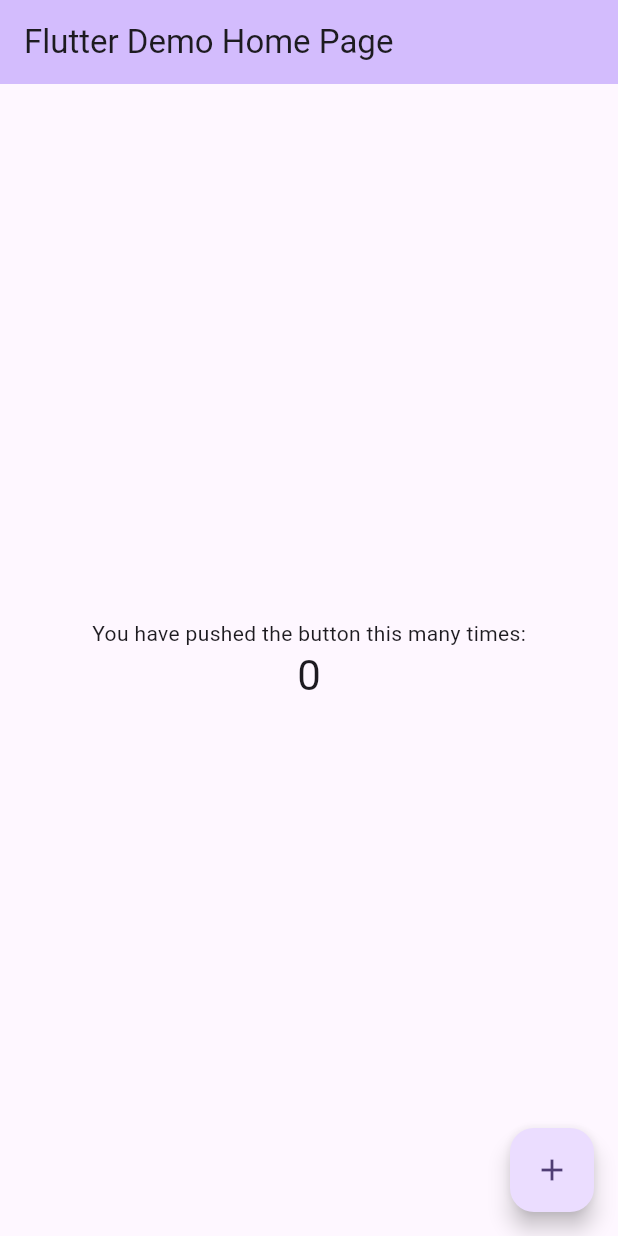
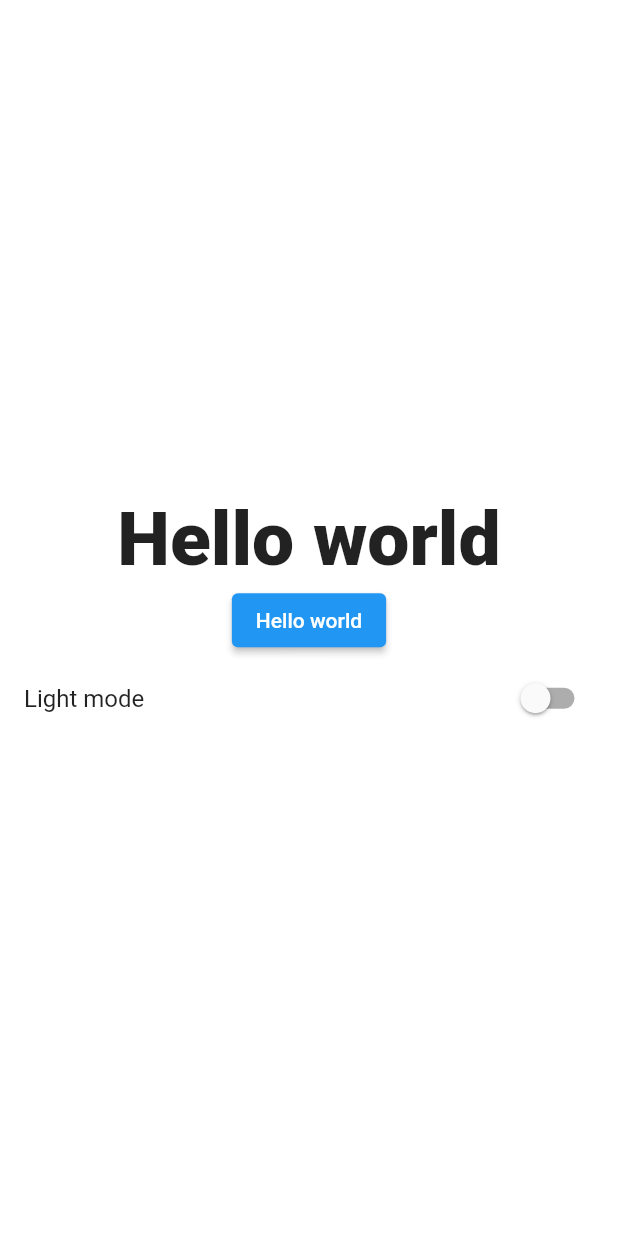
Before and after one commit to baraa1999/shopsmart_users_ar, a Flutter app: the screen it shows after launch, on a phone screen of 412 x 824 dp. Run offline on Flutter 3.47's test engine with Material 2 defaults, Android fonts, the phone set to English and light mode, and no system bars; our stand-ins replace shared_preferences.

Commit message:
Implement the light and dark theme with provider state management

```diff
--- /dev/null
+++ b/lib/consts/app_colors.dart
@@ -0,0 +1,9 @@
+import 'package:flutter/material.dart';
+
+class AppColor {
+  static const Color lightScaffoldcolor = Colors.white;
+  static const Color lightPrimary = Color(0xFF181059);
+  static const Color lightCardColor = Color.fromARGB(106, 250, 250, 250);
+  static const Color darkScaffoldcolor = Color.fromARGB(255, 9, 3, 27);
+  static const Color darkPrimary = Color.fromARGB(255, 94, 75, 236);
+}
--- /dev/null
+++ b/lib/consts/theme_data.dart
@@ -0,0 +1,16 @@
+import 'package:flutter/material.dart';
+import 'package:shopsmart_users_ar/consts/app_colors.dart';
+
+class Styless {
+  static ThemeData themeData(
+      {required bool isDarkthme, required BuildContext context}) {
+    return ThemeData(
+        scaffoldBackgroundColor: isDarkthme
+            ? AppColor.darkScaffoldcolor
+            : AppColor.lightScaffoldcolor,
+        cardColor: isDarkthme
+            ? const Color.fromARGB(255, 13, 6, 37)
+            : AppColor.lightCardColor,
+        brightness: isDarkthme ? Brightness.dark : Brightness.light);
+  }
+}
--- a/lib/main.dart
+++ b/lib/main.dart
@@ -1,4 +1,8 @@
 import 'package:flutter/material.dart';
+import 'package:provider/provider.dart';
+import 'package:shopsmart_users_ar/consts/theme_data.dart';
+import 'package:shopsmart_users_ar/providers/theme_provider.dart';
+import 'package:shopsmart_users_ar/screens/home_screen.dart';
 
 void main() {
   runApp(const MyApp());
@@ -10,116 +14,20 @@ class MyApp extends StatelessWidget {
   // This widget is the root of your application.
   @override
   Widget build(BuildContext context) {
-    return MaterialApp(
-      title: 'Flutter Demo',
-      theme: ThemeData(
-        // This is the theme of your application.
-        //
-        // TRY THIS: Try running your application with "flutter run". You'll see
-        // the application has a blue toolbar. Then, without quitting the app,
-        // try changing the seedColor in the colorScheme below to Colors.green
-        // and then invoke "hot reload" (save your changes or press the "hot
-        // reload" button in a Flutter-supported IDE, or press "r" if you used
-        // the command line to start the app).
-        //
-        // Notice that the counter didn't reset back to zero; the application
-        // state is not lost during the reload. To reset the state, use hot
-        // restart instead.
-        //
-        // This works for code too, not just values: Most code changes can be
-        // tested with just a hot reload.
-        colorScheme: ColorScheme.fromSeed(seedColor: Colors.deepPurple),
-        useMaterial3: true,
-      ),
-      home: const MyHomePage(title: 'Flutter Demo Home Page'),
+    return MultiProvider(
+      providers: [
+        ChangeNotifierProvider(
+          create: (_) => ThemeProvider(),
+        )
+      ],
+      child: Consumer<ThemeProvider>(builder: (context, themeProvider, child) {
+        return MaterialApp(
+          title: 'Shop Smart AR',
+          theme: Styless.themeData(
+              isDarkthme: themeProvider.getIsDarkTheme, context: context),
+          home: const HomeScreen(),
+        );
+      }),
     );
   }
 }
-
-class MyHomePage extends StatefulWidget {
-  const MyHomePage({super.key, required this.title});
-
-  // This widget is the home page of your application. It is stateful, meaning
-  // that it has a State object (defined below) that contains fields that affect
-  // how it looks.
-
-  // This class is the configuration for the state. It holds the values (in this
-  // case the title) provided by the parent (in this case the App widget) and
-  // used by the build method of the State. Fields in a Widget subclass are
-  // always marked "final".
-
-  final String title;
-
-  @override
-  State<MyHomePage> createState() => _MyHomePageState();
-}
-
-class _MyHomePageState extends State<MyHomePage> {
-  int _counter = 0;
-
-  void _incrementCounter() {
-    setState(() {
-      // This call to setState tells the Flutter framework that something has
-      // changed in this State, which causes it to rerun the build method below
-      // so that the display can reflect the updated values. If we changed
-      // _counter without calling setState(), then the build method would not be
-      // called again, and so nothing would appear to happen.
-      _counter++;
-    });
-  }
-
-  @override
-  Widget build(BuildContext context) {
-    // This method is rerun every time setState is called, for instance as done
-    // by the _incrementCounter method above.
-    //
-    // The Flutter framework has been optimized to make rerunning build methods
-    // fast, so that you can just rebuild anything that needs updating rather
-    // than having to individually change instances of widgets.
-    return Scaffold(
-      appBar: AppBar(
-        // TRY THIS: Try changing the color here to a specific color (to
-        // Colors.amber, perhaps?) and trigger a hot reload to see the AppBar
-        // change color while the other colors stay the same.
-        backgroundColor: Theme.of(context).colorScheme.inversePrimary,
-        // Here we take the value from the MyHomePage object that was created by
-        // the App.build method, and use it to set our appbar title.
-        title: Text(widget.title),
-      ),
-      body: Center(
-        // Center is a layout widget. It takes a single child and positions it
-        // in the middle of the parent.
-        child: Column(
-          // Column is also a layout widget. It takes a list of children and
-          // arranges them vertically. By default, it sizes itself to fit its
-          // children horizontally, and tries to be as tall as its parent.
-          //
-          // Column has various properties to control how it sizes itself and
-          // how it positions its children. Here we use mainAxisAlignment to
-          // center the children vertically; the main axis here is the vertical
-          // axis because Columns are vertical (the cross axis would be
-          // horizontal).
-          //
-          // TRY THIS: Invoke "debug painting" (choose the "Toggle Debug Paint"
-          // action in the IDE, or press "p" in the console), to see the
-          // wireframe for each widget.
-          mainAxisAlignment: MainAxisAlignment.center,
-          children: <Widget>[
-            const Text(
-              'You have pushed the button this many times:',
-            ),
-            Text(
-              '$_counter',
-              style: Theme.of(context).textTheme.headlineMedium,
-            ),
-          ],
-        ),
-      ),
-      floatingActionButton: FloatingActionButton(
-        onPressed: _incrementCounter,
-        tooltip: 'Increment',
-        child: const Icon(Icons.add),
-      ), // This trailing comma makes auto-formatting nicer for build methods.
-    );
-  }
-}
--- /dev/null
+++ b/lib/providers/theme_provider.dart
@@ -0,0 +1,25 @@
+import 'package:flutter/material.dart';
+import 'package:shared_preferences/shared_preferences.dart';
+
+class ThemeProvider with ChangeNotifier {
+  static const THEME_STATUS = "THEME_STATUS";
+  bool _darkTheme = false;
+  bool get getIsDarkTheme => _darkTheme;
+
+  ThemeProvider() {
+    getTheme();
+  }
+  Future<void> setDarkTheme({required bool themeValue}) async {
+    SharedPreferences prefs = await SharedPreferences.getInstance();
+    prefs.setBool(THEME_STATUS, themeValue);
+    _darkTheme = themeValue;
+    notifyListeners();
+  }
+
+  Future<bool> getTheme() async {
+    SharedPreferences prefs = await SharedPreferences.getInstance();
+    _darkTheme = prefs.getBool(THEME_STATUS) ?? false;
+    notifyListeners();
+    return _darkTheme;
+  }
+}
--- /dev/null
+++ b/lib/screens/home_screen.dart
@@ -0,0 +1,40 @@
+import 'package:flutter/material.dart';
+import 'package:provider/provider.dart';
+import 'package:shopsmart_users_ar/providers/theme_provider.dart';
+
+import '../consts/app_colors.dart';
+
+class HomeScreen extends StatelessWidget {
+  const HomeScreen({super.key});
+
+  @override
+  Widget build(BuildContext context) {
+    final themeProvider = Provider.of<ThemeProvider>(context);
+    return Scaffold(
+      body: Column(
+        mainAxisAlignment: MainAxisAlignment.center,
+        children: [
+          const Text(
+            "Hello world",
+            style: TextStyle(
+              fontSize: 50,
+              fontWeight: FontWeight.w800,
+            ),
+          ),
+          ElevatedButton(
+            onPressed: () {},
+            child: const Text("Hello world"),
+          ),
+          SwitchListTile(
+            title:
+                Text(themeProvider.getIsDarkTheme ? "Dark mode" : "Light mode"),
+            value: themeProvider.getIsDarkTheme,
+            onChanged: (value) {
+              themeProvider.setDarkTheme(themeValue: value);
+            },
+          ),
+        ],
+      ),
+    );
+  }
+}
```
Also changed, not shown: pubspec.yaml (+4 -17 lines), pubspec.lock, 10 other files.
